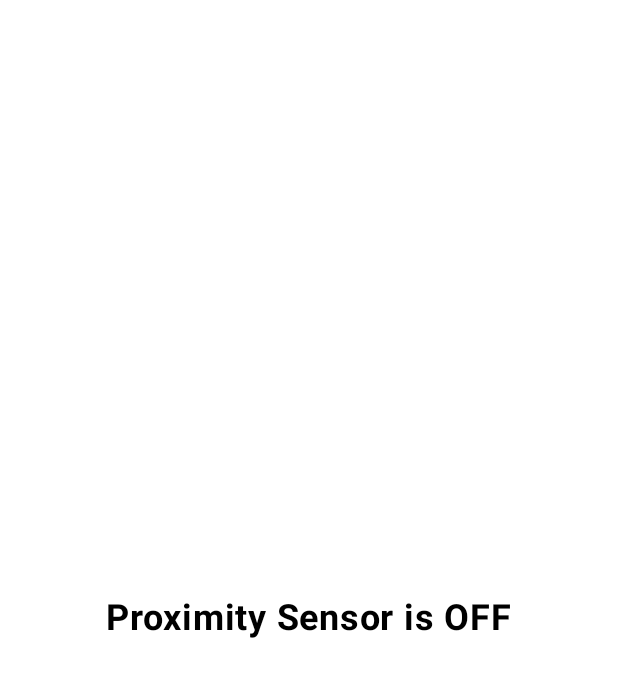
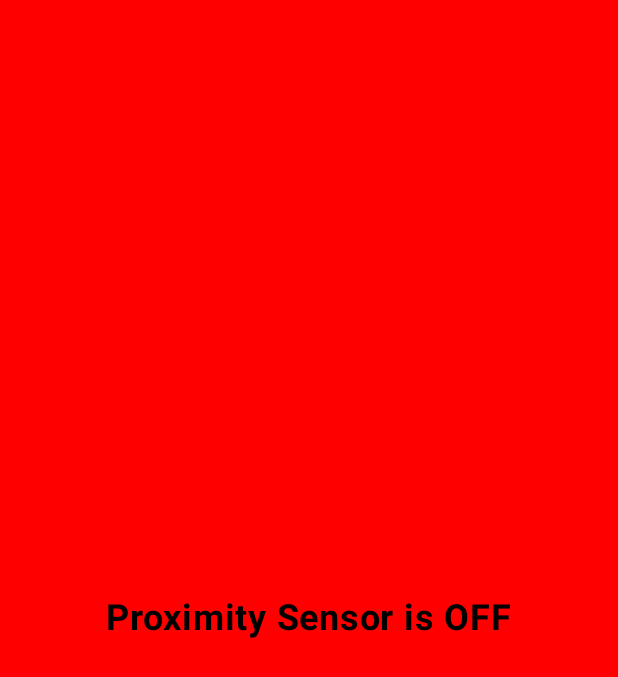
Before and after one commit to AndreasBozoglou/PhoneTest, an Android app built with Jetpack Compose: the ProximityScreen screen opened through its navigation route, on a phone screen of 412 x 824 dp. Shown: the top 677 px of the screen. Run offline under Robolectric (Android 15) with nearby library versions, the phone set to English and light mode, and no system bars.

Commit message:
Implement Proximity screen background color

```diff
--- a/app/src/main/java/com/example/phonetest/presentation/ui/features/proximityscreen/ProximityScreen.kt
+++ b/app/src/main/java/com/example/phonetest/presentation/ui/features/proximityscreen/ProximityScreen.kt
@@ -1,11 +1,12 @@
 package com.example.phonetest.presentation.ui.features.proximityscreen
 
-import android.graphics.Color
+
 import android.hardware.Sensor
 import android.hardware.SensorEvent
 import android.hardware.SensorEventListener
 import android.hardware.SensorManager
 import android.widget.Toast
+import androidx.compose.foundation.background
 import androidx.compose.foundation.layout.Box
 import androidx.compose.foundation.layout.fillMaxSize
 import androidx.compose.material3.Text
@@ -17,6 +18,7 @@ import androidx.compose.runtime.remember
 import androidx.compose.runtime.setValue
 import androidx.compose.ui.Alignment
 import androidx.compose.ui.Modifier
+import androidx.compose.ui.graphics.Color
 import androidx.compose.ui.platform.LocalContext
 import androidx.compose.ui.text.font.FontWeight
 import androidx.compose.ui.unit.sp
@@ -27,7 +29,7 @@ fun ProximityScreen(sensorManager: SensorManager) {
 
     val context = LocalContext.current
     var isNear by remember { mutableStateOf(false) }
-    val backgroundColor = if (isNear) Color.GREEN else Color.RED
+    val backgroundColor = if (isNear) Color.Green else Color.Red
     val proximityText = if (isNear) "Proximity Sensor is ON" else "Proximity Sensor is OFF"
 
 
@@ -51,17 +53,18 @@ fun ProximityScreen(sensorManager: SensorManager) {
         sensorManager.registerListener(listener, proximitySensor, SensorManager.SENSOR_DELAY_NORMAL)
 
     }
-    //ToDo on Dispose
 
     Box(
-        modifier = Modifier.fillMaxSize(),
+        modifier = Modifier
+            .fillMaxSize()
+            .background(backgroundColor),
         contentAlignment = Alignment.Center
     ) {
         Text(
             text = proximityText,
             fontSize = 24.sp,
             fontWeight = FontWeight.Bold,
-            //color = Color.WHITE
+            color = Color.Black
         )
     }
 
```
